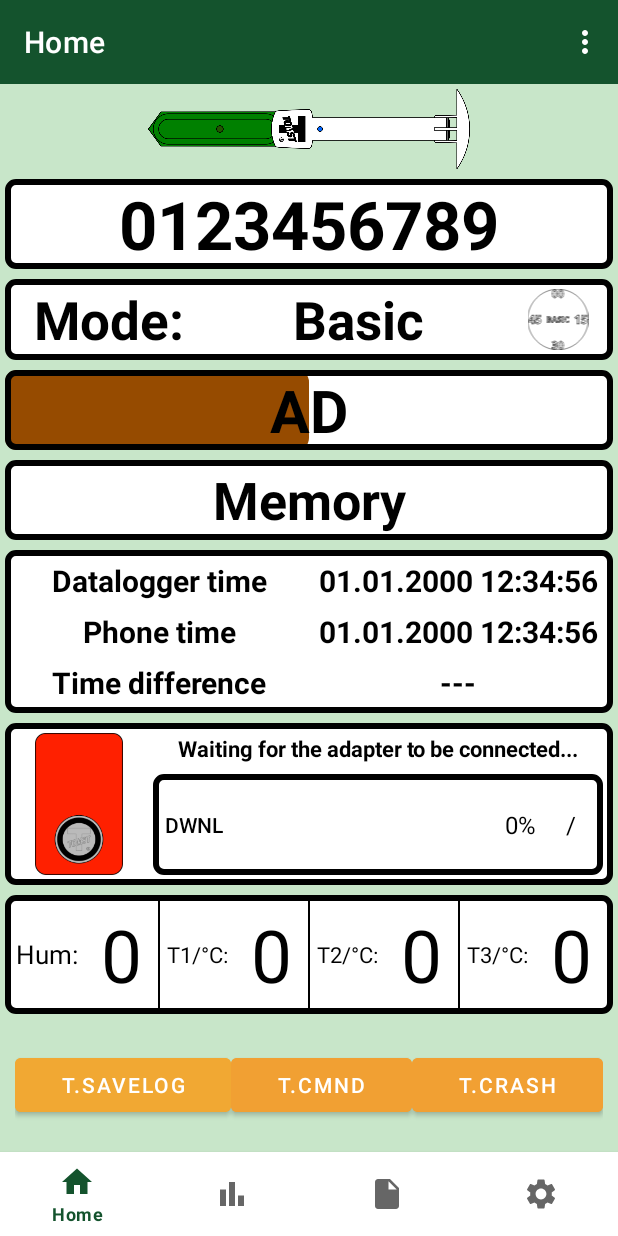
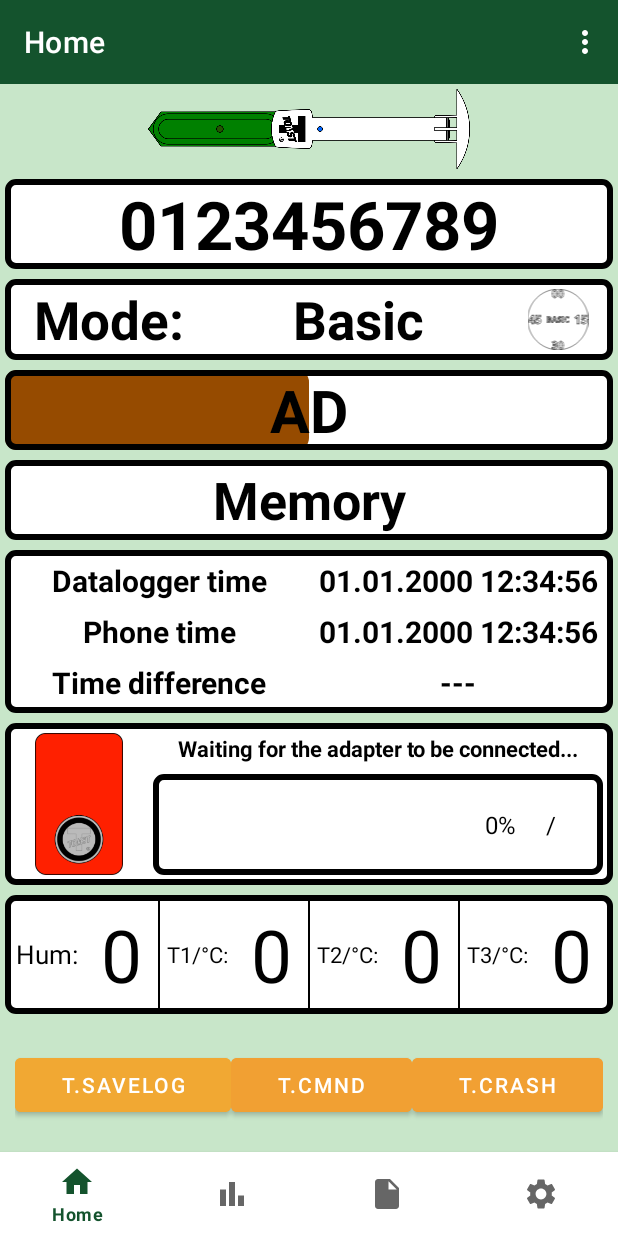
Before and after one commit to TOMSTlolly/telo, an Android app: the screen it shows after launch (LollyApplication), on a phone screen of 412 x 824 dp. Run offline under Robolectric (Android 15) with nearby library versions, the phone set to English and light mode, and no system bars; our stand-ins replace Firebase (no records; nobody signed in at launch, a user with empty details on screens opened directly), navigation-ui; libraries missing offline, so code that uses them is left out: com.github.mikephil.charting; 12 statements that could not run were skipped.

```diff
--- a/app/src/main/java/com/tomst/lolly/core/Constants.java
+++ b/app/src/main/java/com/tomst/lolly/core/Constants.java
@@ -24,6 +24,7 @@ public class Constants {
     public static final int PARSER_OK=0;
     public static final int PARSER_ERROR=1;
     public static final int PARSER_HOLE_ERR=2;
+    public static final int PARSER_FILE_EMPTY=3;
 
 
 }
--- a/app/src/main/java/com/tomst/lolly/ui/viewfile/ListFragment.java
+++ b/app/src/main/java/com/tomst/lolly/ui/viewfile/ListFragment.java
@@ -767,6 +767,8 @@ public class ListFragment extends Fragment implements OnProListener
                     fdet.setName(file.getName());
                     fdet.setFileSize((int) file.length());
                     fdet.setFull(fileUri.toString());
+                    if (fdet.getFileSize()<1)
+                        fdet.errFlag = Constants.PARSER_FILE_EMPTY;
 
                     // je to datovy soubor ?
                     if (fdet.errFlag == Constants.PARSER_OK)
--- a/app/src/main/res/layout/fragment_home.xml
+++ b/app/src/main/res/layout/fragment_home.xml
@@ -482,7 +482,8 @@
                                     android:layout_height="wrap_content"
                                     android:text="DWNL"
                                     android:textAppearance="@style/TextAppearance.AppCompat.Body2"
-                                    android:textColor="@color/black" />
+                                    android:textColor="@color/black"
+                                    android:visibility="gone"/>
                             </LinearLayout>
 
                             <LinearLayout
@@ -513,7 +514,7 @@
 
                                 <TextView
                                     android:id="@+id/tv_heartbeat"
-                                    android:layout_width="wrap_content"
+                                    android:layout_width="20dp"
                                     android:layout_height="wrap_content"
                                     android:layout_marginHorizontal="@dimen/spacing_middle"
                                     android:text="/"
```
Also changed, not shown: app/src/main/java/com/tomst/lolly/ui/home/HomeFragment.java (+4 -3 lines).
